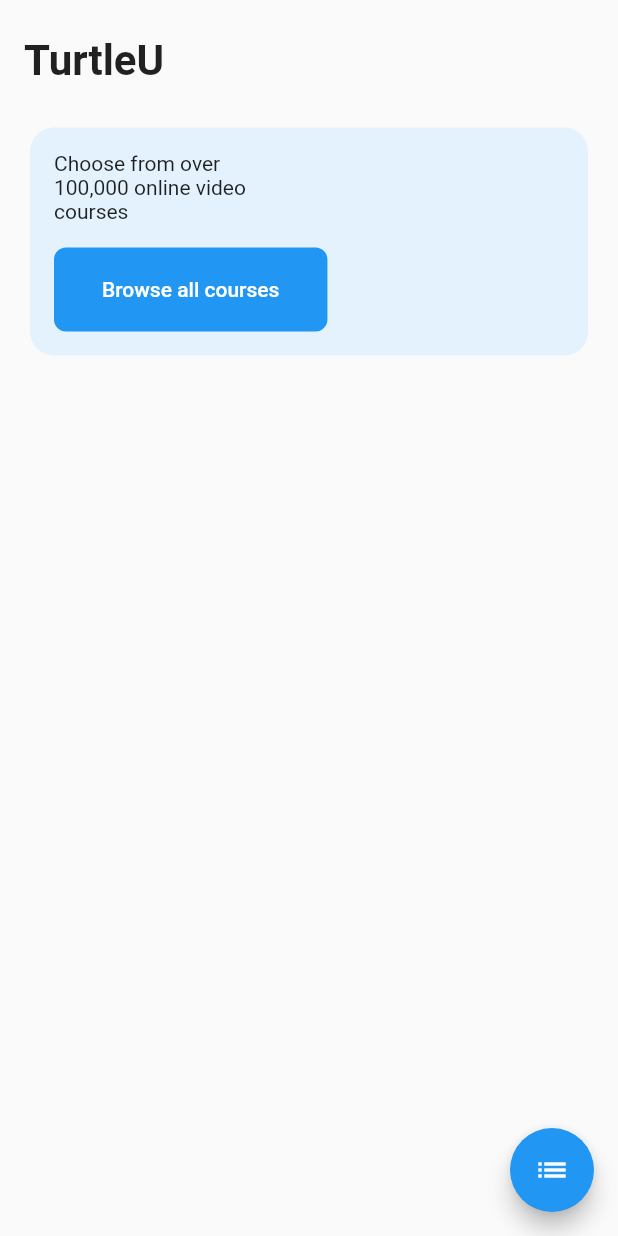
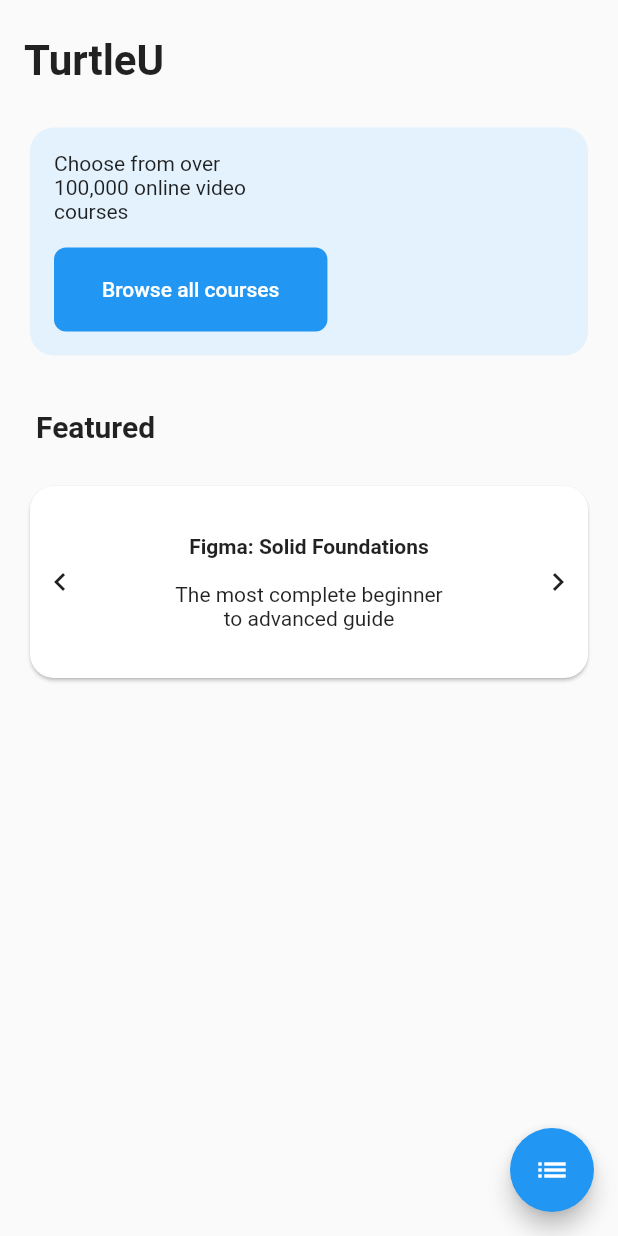
Before and after one commit to tadakun8/flutter_study_ui, a Flutter app: the screen it shows after launch, on a phone screen of 412 x 824 dp. Run offline on Flutter 3.47's test engine with Material 2 defaults, Android fonts, the phone set to English and light mode, and no system bars; our stand-ins replace flutter_riverpod.

Commit message:
feat: show feature info

```diff
--- a/online_learning/lib/components/top_page.dart
+++ b/online_learning/lib/components/top_page.dart
@@ -70,6 +70,72 @@ class _Hero extends StatelessWidget {
   }
 }
 
+class _Featured extends StatelessWidget {
+  const _Featured({Key? key}) : super(key: key);
+
+  @override
+  Widget build(BuildContext context) {
+    return Column(
+      children: [
+        Container(
+          width: double.infinity,
+          padding: const EdgeInsets.only(top: 32, left: 8),
+          alignment: Alignment.centerLeft,
+          child: const Text(
+            'Featured',
+            style: TextStyle(fontSize: 20, fontWeight: FontWeight.bold),
+          ),
+        ),
+        Stack(
+          children: [
+            Container(
+              margin: const EdgeInsets.only(top: 24),
+              child: Card(
+                shape: RoundedRectangleBorder(
+                  borderRadius: BorderRadius.circular(16),
+                ),
+                child: Container(
+                  padding: const EdgeInsets.symmetric(
+                    horizontal: 8,
+                    vertical: 32,
+                  ),
+                  child: Row(
+                    mainAxisAlignment: MainAxisAlignment.spaceBetween,
+                    children: [
+                      const Icon(Icons.navigate_before),
+                      SizedBox(
+                        width: 180,
+                        child: Column(
+                          children: const [
+                            Text(
+                              'Figma: Solid Foundations',
+                              style: TextStyle(
+                                fontWeight: FontWeight.bold,
+                              ),
+                            ),
+                            SizedBox(
+                              height: 16,
+                            ),
+                            Text(
+                              'The most complete beginner to advanced guide',
+                              textAlign: TextAlign.center,
+                            ),
+                          ],
+                        ),
+                      ),
+                      const Icon(Icons.navigate_next),
+                    ],
+                  ),
+                ),
+              ),
+            ),
+          ],
+        )
+      ],
+    );
+  }
+}
+
 class TopPage extends StatelessWidget {
   const TopPage({Key? key}) : super(key: key);
 
@@ -86,7 +152,7 @@ class TopPage extends StatelessWidget {
                   title: 'TurtleU',
                 ),
                 _Hero(),
-                // _Featured(),
+                _Featured(),
                 // _TrendingCourses(),
               ],
             ),
```
